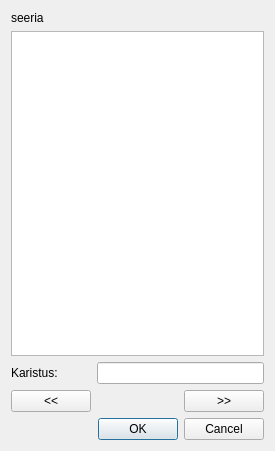
This is src/laskudeaken.ui in ymeramees/protokollitaja as Qt 5 draws it before an edit. The edited form follows.
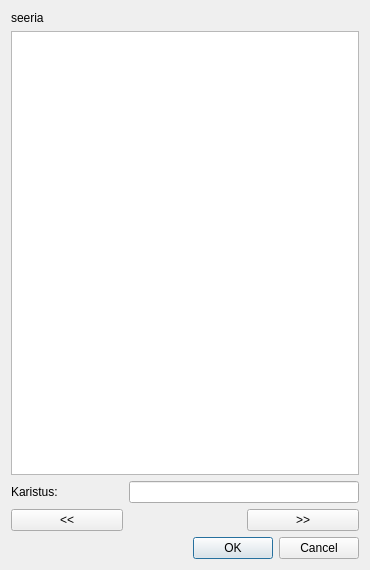
This is the edited form.

Patch:
```diff
--- a/src/laskudeaken.ui
+++ b/src/laskudeaken.ui
@@ -6,8 +6,8 @@
    <rect>
     <x>0</x>
     <y>0</y>
-    <width>275</width>
-    <height>451</height>
+    <width>370</width>
+    <height>570</height>
    </rect>
   </property>
   <property name="windowTitle">
```
